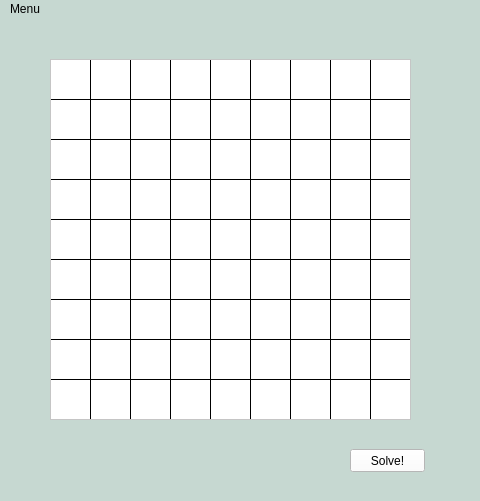
oluwafenyi/sudoku-solver, file SudokuGUI.ui: the form before one commit.
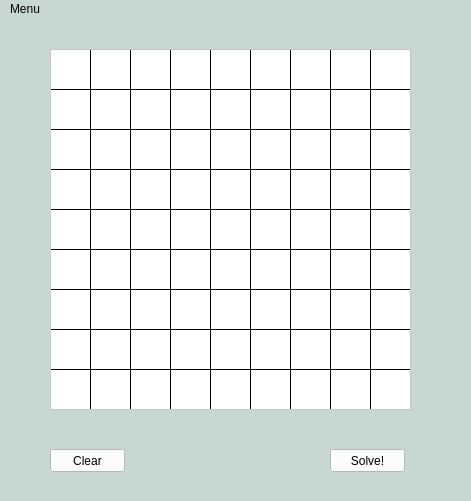
The form after the commit.

Diff of the .ui file:
```diff
--- a/SudokuGUI.ui
+++ b/SudokuGUI.ui
@@ -6,7 +6,7 @@
    <rect>
     <x>0</x>
     <y>0</y>
-    <width>480</width>
+    <width>471</width>
     <height>501</height>
    </rect>
   </property>
@@ -22,7 +22,7 @@
     <property name="geometry">
      <rect>
       <x>50</x>
-      <y>40</y>
+      <y>30</y>
       <width>361</width>
       <height>361</height>
      </rect>
@@ -488,7 +488,7 @@
    <widget class="QPushButton" name="solveButton">
     <property name="geometry">
      <rect>
-      <x>350</x>
+      <x>330</x>
       <y>430</y>
       <width>75</width>
       <height>23</height>
@@ -502,13 +502,43 @@
      <string>Solve!</string>
     </property>
    </widget>
+   <widget class="QPushButton" name="clearButton">
+    <property name="geometry">
+     <rect>
+      <x>50</x>
+      <y>430</y>
+      <width>75</width>
+      <height>23</height>
+     </rect>
+    </property>
+    <property name="styleSheet">
+     <string notr="true">background-color: rgb(255, 255, 255);
+color: rgb(0, 0, 0);</string>
+    </property>
+    <property name="text">
+     <string>Clear</string>
+    </property>
+   </widget>
+   <widget class="QLabel" name="status">
+    <property name="geometry">
+     <rect>
+      <x>50</x>
+      <y>400</y>
+      <width>231</width>
+      <height>20</height>
+     </rect>
+    </property>
+    <property name="text">
+     <string/>
+    </property>
+   </widget>
   </widget>
   <widget class="QMenuBar" name="menubar">
    <property name="geometry">
     <rect>
      <x>0</x>
      <y>0</y>
-     <width>480</width>
+     <width>471</width>
      <height>18</height>
     </rect>
    </property>
```
